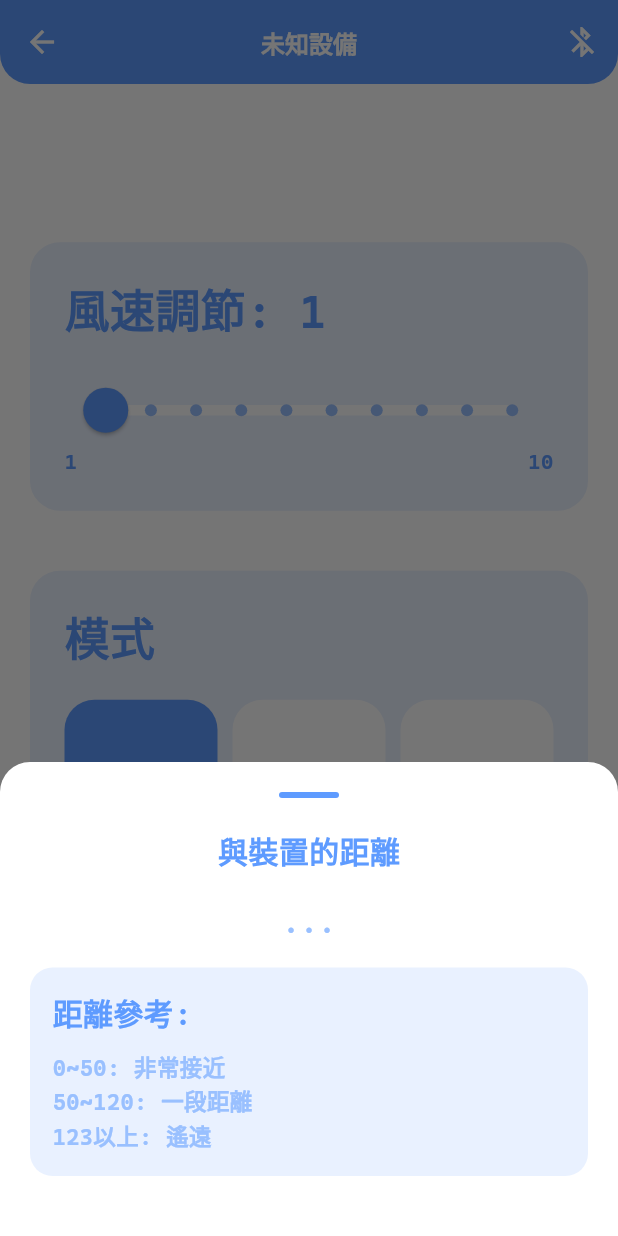
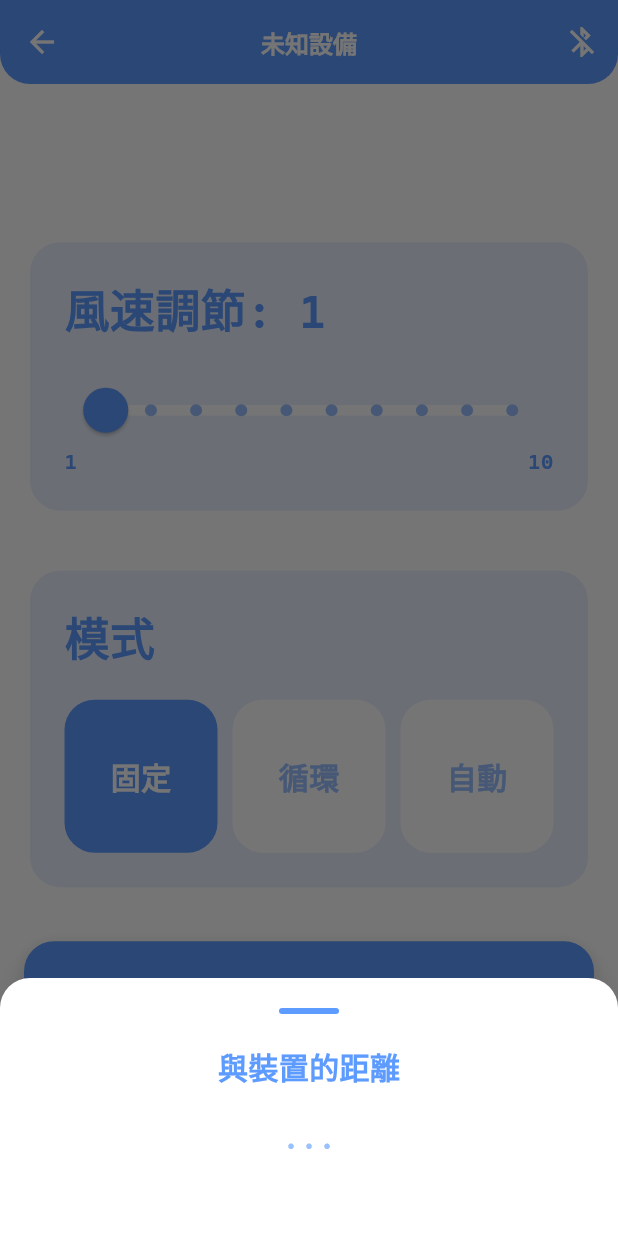
Before and after one commit to cuboo877/smart-fan-project-v1.1, a Flutter app: the ControlPage screen opened directly, after a tap on "我的裝置在哪裡?", on a phone screen of 412 x 824 dp. Run offline on Flutter 3.47's test engine with Material 3 defaults, Android fonts, the phone set to English and light mode, and no system bars; our stand-ins replace flutter_blue_plus, permission_handler; missing offline and left inert: dart:ffi.

Commit message:
被reset後重新做的rssi ui更新

```diff
--- a/lib/pages/controlPage.dart
+++ b/lib/pages/controlPage.dart
@@ -233,7 +233,7 @@ class _ControlPageState extends State<ControlPage> {
 
   void _showRssiBottomSheet(BuildContext context, BleController controller) {
     Timer? timer;
-    bool isSheetOpen = true;
+    bool isSheetOpen = true; // 追踪 bottom sheet 是否開啟
 
     showModalBottomSheet(
       context: context,
@@ -244,22 +244,23 @@ class _ControlPageState extends State<ControlPage> {
       builder: (BuildContext context) {
         return StatefulBuilder(
           builder: (BuildContext context, StateSetter setState) {
-            timer?.cancel();
-            timer = Timer.periodic(const Duration(milliseconds: 100), (timer) {
+            // 啟動定時器
+            timer?.cancel(); // 確保不會重複創建定時器
+            timer = Timer.periodic(const Duration(milliseconds: 500), (timer) {
               if (isSheetOpen) {
                 controller.readRssi();
-                setState(() {});
+                setState(() {}); // 更新 UI
               }
             });
 
             return WillPopScope(
               onWillPop: () async {
-                isSheetOpen = false;
-                timer?.cancel();
+                isSheetOpen = false; // 標記 sheet 已關閉
+                timer?.cancel(); // 關閉時取消定時器
                 return true;
               },
               child: Container(
-                width: MediaQuery.of(context).size.width,
+                width: MediaQuery.of(context).size.width, // 設置最大寬度
                 padding: const EdgeInsets.all(20),
                 child: Column(
                   mainAxisSize: MainAxisSize.min,
@@ -279,37 +280,10 @@ class _ControlPageState extends State<ControlPage> {
                     ),
                     const SizedBox(height: 20),
                     Text(
-                      controller.currentRssi != null
-                          ? "${controller.currentRssi!.toInt().abs() - 70}"
-                          : "...",
+                      "${controller.currentRssi ?? '...'}",
                       style: Font.h2.copyWith(color: AppColor.sub1),
                     ),
-                    const SizedBox(height: 15),
-                    Container(
-                      width: double.infinity,
-                      padding: const EdgeInsets.all(15),
-                      decoration: BoxDecoration(
-                        color: AppColor.sub3,
-                        borderRadius: BorderRadius.circular(15),
-                      ),
-                      child: Column(
-                        crossAxisAlignment: CrossAxisAlignment.start,
-                        children: [
-                          Text(
-                            "距離參考:",
-                            style: Font.h2,
-                          ),
-                          const SizedBox(height: 10),
-                          Text(
-                            "0~50: 非常接近\n"
-                            "50~120: 一段距離\n"
-                            "123以上: 遙遠",
-                            style: Font.subtitle.copyWith(color: AppColor.sub1),
-                          ),
-                        ],
-                      ),
-                    ),
-                    const SizedBox(height: 20),
+                    const SizedBox(height: 30),
                   ],
                 ),
               ),
@@ -318,8 +292,8 @@ class _ControlPageState extends State<ControlPage> {
         );
       },
     ).whenComplete(() {
-      isSheetOpen = false;
-      timer?.cancel();
+      isSheetOpen = false; // 標記 sheet 已關閉
+      timer?.cancel(); // 確保在底部表單關閉時取消定時器
     });
   }
 
```
